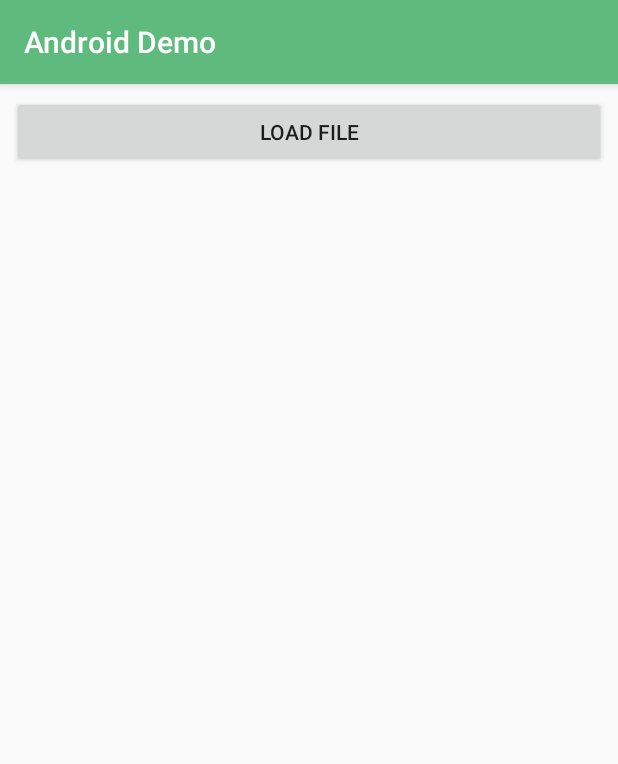
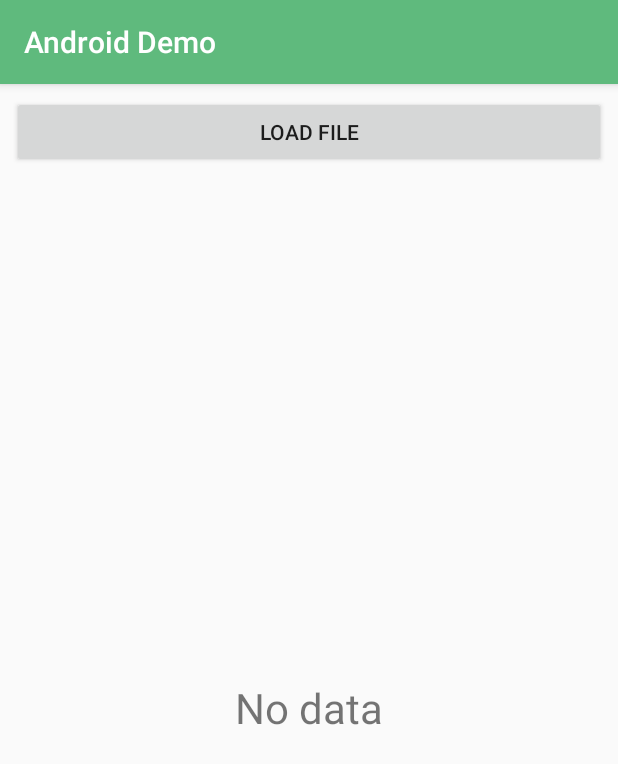
Before and after one commit to bobbyliu-andev/android-demo-changliu, an Android app: the fragment FragC shown on its own in the app's theme, on a phone screen of 412 x 824 dp. Shown: the top 764 px of the screen. Run offline under Robolectric (Android 15) with nearby library versions, the phone set to English and light mode, and no system bars.

Commit message:
Refactor: add empty view when no data display in recycler view

```diff
--- a/app/src/main/java/faith/changliu/androiddemo/fragments/FragC.kt
+++ b/app/src/main/java/faith/changliu/androiddemo/fragments/FragC.kt
@@ -35,6 +35,7 @@ class FragC : Fragment() {
 		// init recycler view
 		mRcvTests.layoutManager = LinearLayoutManager(context)
 		mRcvTests.adapter = mAdapter
+		updateEmptyView()
 
 		mBtnGetData.setOnClickListener { v ->
 			v.onConnected {
@@ -65,6 +66,7 @@ class FragC : Fragment() {
 					// check if http exception exists
 					onNoHttpError(tests.code) {
 						mAdapter.updateAllData(tests.data)
+						updateEmptyView()
 					}
 				}
 
@@ -76,19 +78,13 @@ class FragC : Fragment() {
 	}
 
 	/**
-	 * Bind CardView with data from Test object
-	 * @param test Data to be bound
+	 * Prompt user when no data displays
 	 */
-	private fun bindTestDataWithCardView(test: Test) {
-		with(test) {
-//			mTvName.text = className
-//			mTvId.text = id.toString()
-//			mTvClassDate.text = class_date
-//			mTvTeacherId.text = teacher_id.toString()
-//			mTvPrice.text = "$$price"
-//			mTvStartTime.text = start_time
-//			mTvEndTime.text = end_time
-//			mTvDescription.text = description
+	fun updateEmptyView() {
+		if (mAdapter.itemCount == 0) {
+			mTvEmpty.visibility = View.VISIBLE
+		} else {
+			mTvEmpty.visibility = View.GONE
 		}
 	}
 }
--- a/app/src/main/res/layout/frag_c.xml
+++ b/app/src/main/res/layout/frag_c.xml
@@ -39,5 +39,18 @@
         app:layout_constraintStart_toStartOf="parent"
         app:layout_constraintTop_toBottomOf="@+id/mBtnGetData" />
 
+    <TextView
+        android:id="@+id/mTvEmpty"
+        android:layout_width="0dp"
+        android:layout_height="0dp"
+        android:text="@string/no_data"
+        android:gravity="center"
+        android:textSize="28sp"
+        android:layout_marginTop="8dp"
+        app:layout_constraintBottom_toBottomOf="parent"
+        app:layout_constraintEnd_toEndOf="parent"
+        app:layout_constraintStart_toStartOf="parent"
+        app:layout_constraintTop_toBottomOf="@+id/mBtnGetData" />
+
 
 </android.support.constraint.ConstraintLayout>
```
